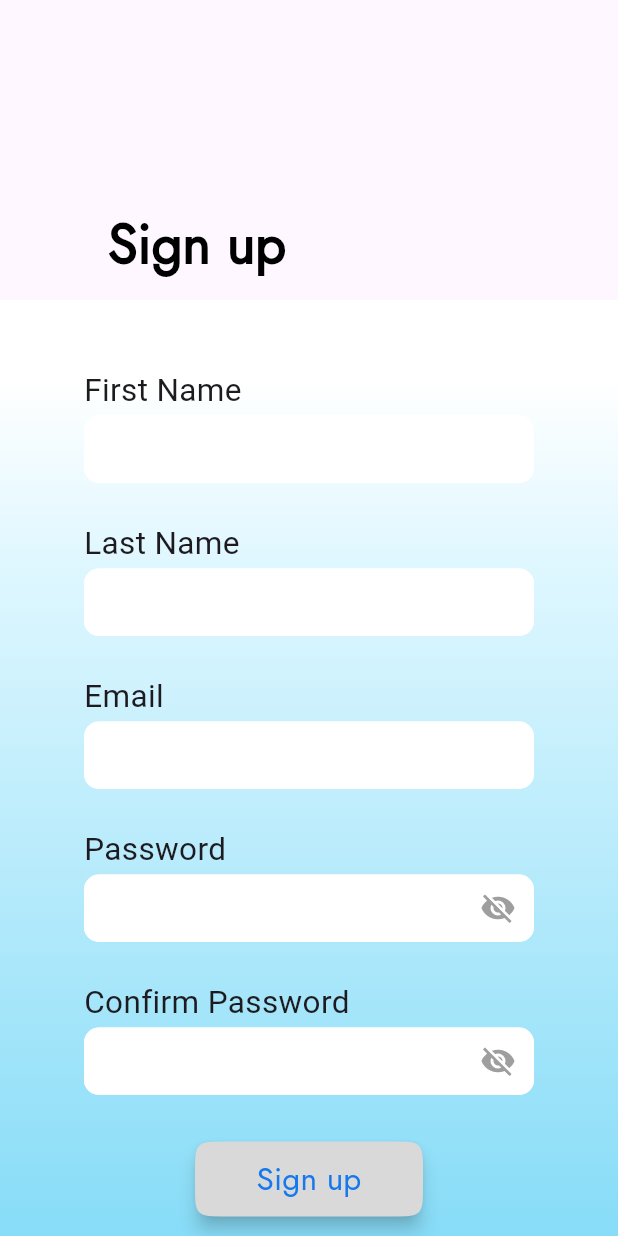
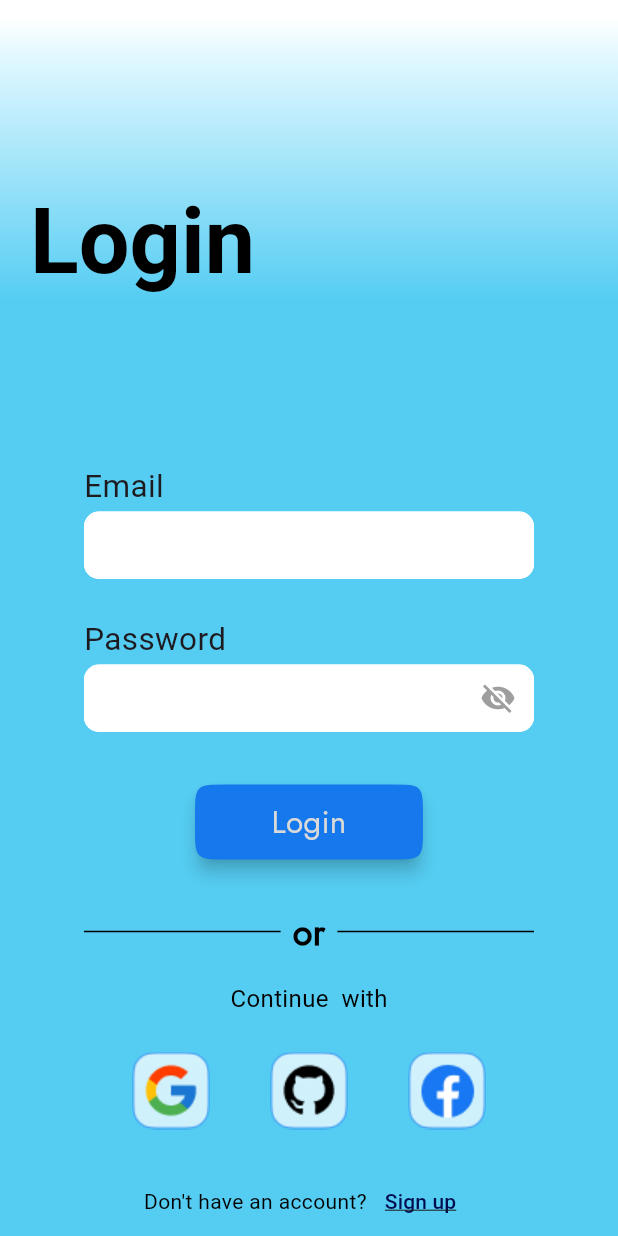
Before and after one commit to godwinsallah16/alx_eventify, a Flutter app: the screen it shows after launch, on a phone screen of 412 x 824 dp. Run offline on Flutter 3.47's test engine with Material 3 defaults, Android fonts, the phone set to English and light mode, and no system bars.

Commit message:
Login screen ui

```diff
--- a/lib/main.dart
+++ b/lib/main.dart
@@ -1,4 +1,4 @@
-import 'package:eventify/presentation/authentication/singup.dart';
+import 'package:eventify/presentation/authentication/login.dart';
 import 'package:flutter/material.dart';
 
 void main() {
@@ -32,7 +32,7 @@ class MyApp extends StatelessWidget {
         colorScheme: ColorScheme.fromSeed(seedColor: Colors.deepPurple),
         useMaterial3: true,
       ),
-      home: const SignUp(),
+      home: const Login(),
     );
   }
 }
--- /dev/null
+++ b/lib/presentation/authentication/login.dart
@@ -0,0 +1,167 @@
+import 'package:eventify/widgets/buttons/button_primary.dart';
+import 'package:eventify/widgets/textfield/email_textfield.dart';
+import 'package:eventify/widgets/textfield/psswordfeild.dart';
+import 'package:flutter/material.dart';
+
+class Login extends StatelessWidget {
+  const Login({Key? key});
+
+  @override
+  Widget build(BuildContext context) {
+    return Scaffold(
+      backgroundColor: const Color(0xFF55CDF3),
+      body: CustomScrollView(
+        slivers: [
+          SliverAppBar(
+            pinned: true,
+            expandedHeight: 200,
+            backgroundColor: Colors.transparent,
+            flexibleSpace: FlexibleSpaceBar(
+              titlePadding: const EdgeInsets.symmetric(horizontal: 20.0),
+              title: const Text(
+                'Login',
+                style: TextStyle(
+                  color: Colors.black,
+                  fontSize: 40,
+                  fontWeight: FontWeight.bold,
+                ),
+              ),
+              background: Container(
+                decoration: const BoxDecoration(
+                  gradient: LinearGradient(
+                    begin: Alignment.topCenter,
+                    end: Alignment.bottomCenter,
+                    colors: [
+                      Colors.white,
+                      Color(0xFFDFF7FF),
+                      Color(0xFF55CDF3),
+                    ],
+                    stops: [0.06, 0.2, 1.0],
+                  ),
+                ),
+              ),
+            ),
+          ),
+          SliverToBoxAdapter(
+            child: Container(
+              padding: const EdgeInsets.symmetric(horizontal: 56, vertical: 80),
+              child: Column(
+                crossAxisAlignment: CrossAxisAlignment.start,
+                children: [
+                  const SizedBox(height: 8),
+                  const CustomTextField(fieldLabel: "Email"),
+                  const SizedBox(height: 4),
+                  const PasswordField(fieldLabel: "Password"),
+                  const SizedBox(height: 4),
+                  const SizedBox(height: 32),
+                  const Center(
+                    child: ButtonPrimary(buttonText: "Login"),
+                  ),
+                  const SizedBox(height: 32),
+                  const Center(
+                    child: Row(
+                      mainAxisAlignment: MainAxisAlignment.center,
+                      children: [
+                        Expanded(
+                          child: Divider(
+                            color: Colors.black,
+                          ),
+                        ),
+                        Padding(
+                          padding: EdgeInsets.symmetric(horizontal: 8),
+                          child: Text(
+                            'or',
+                            style: TextStyle(
+                              color: Colors.black,
+                              fontWeight: FontWeight.bold,
+                              fontSize: 24,
+                              fontFamily: 'jost',
+                            ),
+                          ),
+                        ),
+                        Expanded(
+                          child: Divider(
+                            color: Colors.black,
+                          ),
+                        ),
+                      ],
+                    ),
+                  ),
+                  const SizedBox(height: 16),
+                  const Center(
+                    child: Text(
+                      "Continue  with",
+                      style: TextStyle(
+                        color: Colors.black,
+                        fontSize: 16,
+                      ),
+                    ),
+                  ),
+                  const SizedBox(height: 16),
+                  Row(
+                    mainAxisAlignment: MainAxisAlignment.spaceEvenly,
+                    children: [
+                      IconButton(
+                        iconSize: 40,
+                        onPressed: () {
+                          print("object");
+                        },
+                        icon: Image.asset(
+                          "assets/icons/Google_button.png",
+                        ),
+                      ),
+                      IconButton(
+                        iconSize: 40,
+                        onPressed: () {
+                          print("object");
+                        },
+                        icon: Image.asset(
+                          "assets/icons/Github_button.png",
+                        ),
+                      ),
+                      IconButton(
+                        iconSize: 40,
+                        onPressed: () {
+                          print("object");
+                        },
+                        icon: Image.asset(
+                          "assets/icons/Facebook_button.png",
+                        ),
+                      ),
+                    ],
+                  ),
+                  const SizedBox(height: 16),
+                  Row(
+                    mainAxisAlignment: MainAxisAlignment.center,
+                    children: [
+                      const Text(
+                        "Don't have an account?",
+                        style: TextStyle(
+                          color: Colors.black,
+                          fontSize: 14,
+                        ),
+                      ),
+                      TextButton(
+                        onPressed: () {
+                          print("dfs");
+                        },
+                        child: const Text(
+                          "Sign up",
+                          style: TextStyle(
+                            color: Color(0xFF000C4E),
+                            fontSize: 14,
+                            decoration: TextDecoration.underline,
+                          ),
+                        ),
+                      )
+                    ],
+                  ),
+                ],
+              ),
+            ),
+          ),
+        ],
+      ),
+    );
+  }
+}
```
